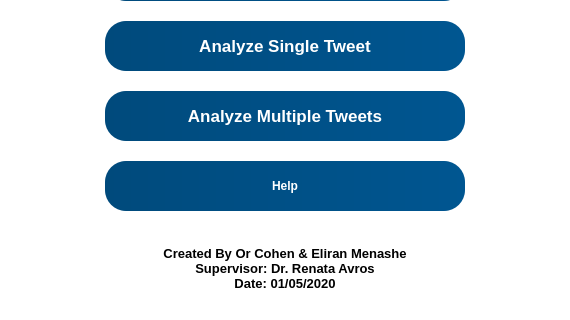
OrCo27/TwitterBotDetection, file gui/MainWindow.ui: the form before one commit; both pictures show x 0 to 570 and y 346 to 666 of the 570 by 666 pixel window.
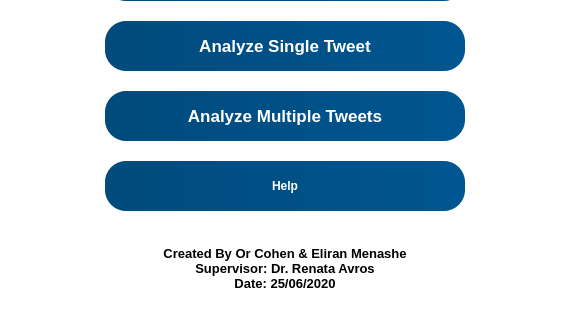
The form after the commit. Icons and pictures are not drawn.

Commit message: update final date label

```diff
--- a/gui/MainWindow.ui
+++ b/gui/MainWindow.ui
@@ -99,7 +99,7 @@
       </font>
      </property>
      <property name="text">
-      <string>&lt;html&gt;&lt;head/&gt;&lt;body&gt;&lt;p align=&quot;center&quot;&gt;Created By Or Cohen &amp;amp; Eliran Menashe&lt;br/&gt;Supervisor: Dr. Renata Avros&lt;br/&gt;Date: 01/05/2020&lt;/p&gt;&lt;/body&gt;&lt;/html&gt;</string>
+      <string>&lt;html&gt;&lt;head/&gt;&lt;body&gt;&lt;p align=&quot;center&quot;&gt;Created By Or Cohen &amp;amp; Eliran Menashe&lt;br/&gt;Supervisor: Dr. Renata Avros&lt;br/&gt;Date: 25/06/2020&lt;/p&gt;&lt;/body&gt;&lt;/html&gt;</string>
      </property>
     </widget>
    </item>
@@ -329,7 +329,7 @@
     </layout>
    </item>
    <item row="0" column="0">
-    <widget class="QFrame" name="">
+    <widget class="QFrame" name="frame">
      <property name="sizePolicy">
       <sizepolicy hsizetype="Preferred" vsizetype="Preferred">
        <horstretch>0</horstretch>
```
The commit also changes 2 other files.
